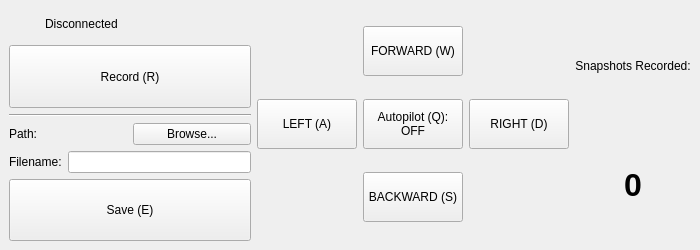
First picture: the form in scripts/Console.ui, repository mastermeter/RallyRobotPilot_2025, before the edit.
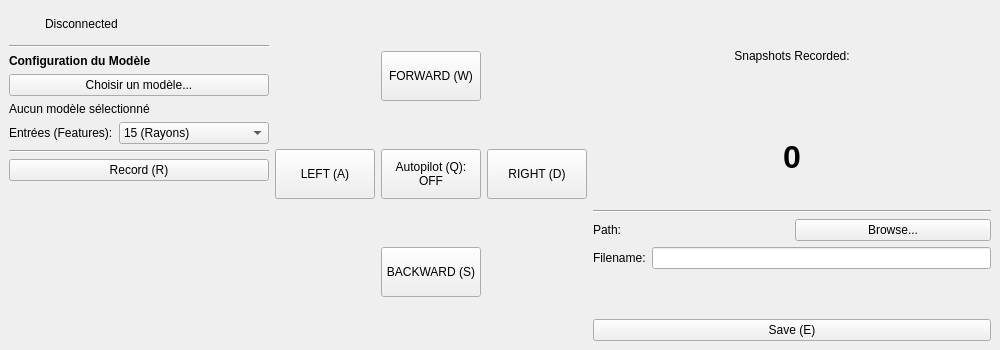
Second picture: the form after the edit.

Commit message: feats(training) : further training and getting a working model to drive without touching walls

Patch:
```diff
--- a/scripts/Console.ui
+++ b/scripts/Console.ui
@@ -6,21 +6,11 @@
    <rect>
     <x>0</x>
     <y>0</y>
-    <width>700</width>
-    <height>250</height>
-   </rect>
+    <width>1000</width> <height>350</height> </rect>
   </property>
   <property name="minimumSize">
    <size>
-    <width>700</width>
-    <height>250</height>
-   </size>
-  </property>
-  <property name="maximumSize">
-   <size>
-    <width>700</width>
-    <height>250</height>
-   </size>
+    <width>1000</width> <height>350</height> </size>
   </property>
   <property name="windowTitle">
    <string>Robopilot Work Console</string>
@@ -28,9 +18,9 @@
   <widget class="QWidget" name="centralwidget">
    <layout class="QHBoxLayout" name="horizontalLayout">
     <item>
-     [cite_start]<layout class="QVBoxLayout" name="sessionLayout"> [cite: 2]
+     <layout class="QVBoxLayout" name="sessionLayout">
       <item>
-       [cite_start]<layout class="QHBoxLayout" name="connectionLayout"> [cite: 2]
+       <layout class="QHBoxLayout" name="connectionLayout">
         <item>
          <widget class="QLabel" name="connectionLed">
           <property name="minimumSize">
@@ -56,25 +46,74 @@
         <item>
          <widget class="QLabel" name="connectionStatusLabel">
           <property name="text">
-           [cite_start]<string>Disconnected</string> [cite: 5]
+           <string>Disconnected</string>
           </property>
          </widget>
         </item>
        </layout>
       </item>
       <item>
-       <widget class="QPushButton" name="recordDataButton">
-        <property name="sizePolicy">
-         <sizepolicy hsizetype="Minimum" vsizetype="Expanding">
-          <horstretch>0</horstretch>
-          <verstretch>0</verstretch>
-         </sizepolicy>
-        </property>
-        <property name="text">
-         [cite_start]<string>Record (R)</string> [cite: 6]
+       <widget class="Line" name="line_2">
+        <property name="orientation">
+         <enum>Qt::Horizontal</enum>
         </property>
        </widget>
       </item>
+      <item>
+       <layout class="QFormLayout" name="modelConfigLayout">
+        <item row="0" column="0" colspan="2">
+         <widget class="QLabel" name="modelConfigLabel">
+          <property name="font">
+           <font>
+            <weight>75</weight>
+            <bold>true</bold>
+           </font>
+          </property>
+          <property name="text">
+           <string>Configuration du Modèle</string>
+          </property>
+         </widget>
+        </item>
+        <item row="1" column="0" colspan="2">
+         <widget class="QPushButton" name="browseModelButton">
+          <property name="text">
+           <string>Choisir un modèle...</string>
+          </property>
+         </widget>
+        </item>
+        <item row="2" column="0" colspan="2">
+         <widget class="QLabel" name="modelPathLabel">
+          <property name="text">
+           <string>Aucun modèle sélectionné</string>
+          </property>
+          <property name="wordWrap">
+           <bool>true</bool>
+          </property>
+         </widget>
+        </item>
+        <item row="3" column="0">
+         <widget class="QLabel" name="featuresLabel">
+          <property name="text">
+           <string>Entrées (Features):</string>
+          </property>
+         </widget>
+        </item>
+        <item row="3" column="1">
+         <widget class="QComboBox" name="featuresComboBox">
+          <item>
+           <property name="text">
+            <string>15 (Rayons)</string>
+           </property>
+          </item>
+          <item>
+           <property name="text">
+            <string>16 (Rayons + Vitesse)</string>
+           </property>
+          </item>
+         </widget>
+        </item>
+       </layout>
+      </item>
       <item>
        <widget class="Line" name="line">
         <property name="orientation">
@@ -83,54 +122,68 @@
        </widget>
       </item>
       <item>
-       <layout class="QFormLayout" name="saveFormLayout">
-        <item row="0" column="0" colspan="2">
-         <layout class="QHBoxLayout" name="savePathLayout">
-          <item>
-           <widget class="QLabel" name="savePathLabel">
-            <property name="text">
-             <string>Path:</string>
-            </property>
-           </widget>
-          </item>
-          <item>
-           <widget class="QPushButton" name="browseButton">
-            <property name="text">
-             <string>Browse...</string>
-            </property>
-           </widget>
-          </item>
-         </layout>
-        </item>
-        <item row="1" column="0">
-         <widget class="QLabel" name="label_2">
-          <property name="text">
-           <string>Filename:</string>
-          </property>
-         </widget>
-        </item>
-        <item row="1" column="1">
-         <widget class="QLineEdit" name="filenameEdit"/>
-        </item>
-       </layout>
-      </item>
-      <item>
-       <widget class="QPushButton" name="saveRecordButton">
-        <property name="sizePolicy">
-         <sizepolicy hsizetype="Minimum" vsizetype="Expanding">
-          <horstretch>0</horstretch>
-          <verstretch>0</verstretch>
-         </sizepolicy>
-        </property>
+       <widget class="QPushButton" name="recordDataButton">
         <property name="text">
-         [cite_start]<string>Save (E)</string> [cite: 7]
+         <string>Record (R)</string>
         </property>
        </widget>
       </item>
+      <item>
+       <spacer name="verticalSpacer">
+        <property name="orientation">
+         <enum>Qt::Vertical</enum>
+        </property>
+        <property name="sizeHint" stdset="0">
+         <size>
+          <width>20</width>
+          <height>40</height>
+         </size>
+        </property>
+       </spacer>
+      </item>
      </layout>
     </item>
     <item>
      <layout class="QGridLayout" name="controlsGrid">
+      <item row="1" column="0">
+       <widget class="QPushButton" name="leftButton">
+        <property name="minimumSize">
+         <size>
+          <width>100</width>
+          <height>50</height>
+         </size>
+        </property>
+        <property name="text">
+         <string>LEFT (A)</string>
+        </property>
+       </widget>
+      </item>
+      <item row="1" column="2">
+       <widget class="QPushButton" name="rightButton">
+        <property name="minimumSize">
+         <size>
+          <width>100</width>
+          <height>50</height>
+         </size>
+        </property>
+        <property name="text">
+         <string>RIGHT (D)</string>
+        </property>
+       </widget>
+      </item>
+      <item row="2" column="1">
+       <widget class="QPushButton" name="backwardButton">
+        <property name="minimumSize">
+         <size>
+          <width>100</width>
+          <height>50</height>
+         </size>
+        </property>
+        <property name="text">
+         <string>BACKWARD (S)</string>
+        </property>
+       </widget>
+      </item>
       <item row="0" column="1">
        <widget class="QPushButton" name="forwardButton">
         <property name="minimumSize">
@@ -144,19 +197,6 @@
         </property>
        </widget>
       </item>
-      <item row="1" column="0">
-       <widget class="QPushButton" name="leftButton">
-        <property name="minimumSize">
-         <size>
-          <width>100</width>
-          <height>50</height>
-         </size>
-        </property>
-        <property name="text">
-         [cite_start]<string>LEFT (A)</string> [cite: 9]
-        </property>
-       </widget>
-      </item>
       <item row="1" column="1">
        <widget class="QPushButton" name="AutopilotButton">
         <property name="minimumSize">
@@ -171,43 +211,17 @@
         </property>
        </widget>
       </item>
-      <item row="1" column="2">
-       <widget class="QPushButton" name="rightButton">
-        <property name="minimumSize">
-         <size>
-          <width>100</width>
-          <height>50</height>
-         </size>
-        </property>
-        <property name="text">
-         [cite_start]<string>RIGHT (D)</string> [cite: 12]
-        </property>
-       </widget>
-      </item>
-      <item row="2" column="1">
-       <widget class="QPushButton" name="backwardButton">
-        <property name="minimumSize">
-         <size>
-          <width>100</width>
-          <height>50</height>
-         </size>
-        </property>
-        <property name="text">
-         [cite_start]<string>BACKWARD (S)</string> [cite: 13]
-        </property>
-       </widget>
-      </item>
      </layout>
     </item>
     <item>
-     [cite_start]<layout class="QVBoxLayout" name="snapshotLayout"> [cite: 2]
+     <layout class="QVBoxLayout" name="snapshotLayout">
       <item>
        <widget class="QLabel" name="label">
         <property name="text">
          <string>Snapshots Recorded:</string>
         </property>
         <property name="alignment">
-         [cite_start]<set>Qt::AlignCenter</set> [cite: 14]
+         <set>Qt::AlignCenter</set>
         </property>
        </widget>
       </item>
@@ -217,14 +231,60 @@
          <font>
           <pointsize>24</pointsize>
           <weight>75</weight>
-          [cite_start]<bold>true</bold> [cite: 15]
+          <bold>true</bold>
          </font>
         </property>
         <property name="text">
-         [cite_start]<string>0</string> [cite: 15]
+         <string>0</string>
         </property>
         <property name="alignment">
-         [cite_start]<set>Qt::AlignCenter</set> [cite: 15]
+         <set>Qt::AlignCenter</set>
+        </property>
+       </widget>
+      </item>
+      <item>
+       <widget class="Line" name="line_3">
+        <property name="orientation">
+         <enum>Qt::Horizontal</enum>
+        </property>
+       </widget>
+      </item>
+      <item>
+       <layout class="QFormLayout" name="saveFormLayout">
+        <item row="0" column="0" colspan="2">
+         <layout class="QHBoxLayout" name="savePathLayout">
+          <item>
+           <widget class="QLabel" name="savePathLabel">
+            <property name="text">
+             <string>Path:</string>
+            </property>
+           </widget>
+          </item>
+          <item>
+           <widget class="QPushButton" name="browseButton">
+            <property name="text">
+             <string>Browse...</string>
+            </property>
+           </widget>
+          </item>
+         </layout>
+        </item>
+        <item row="1" column="0">
+         <widget class="QLabel" name="label_2">
+          <property name="text">
+           <string>Filename:</string>
+          </property>
+         </widget>
+        </item>
+        <item row="1" column="1">
+         <widget class="QLineEdit" name="filenameEdit"/>
+        </item>
+       </layout>
+      </item>
+      <item>
+       <widget class="QPushButton" name="saveRecordButton">
+        <property name="text">
+         <string>Save (E)</string>
         </property>
        </widget>
       </item>
```
The commit also changes 45 other files.
